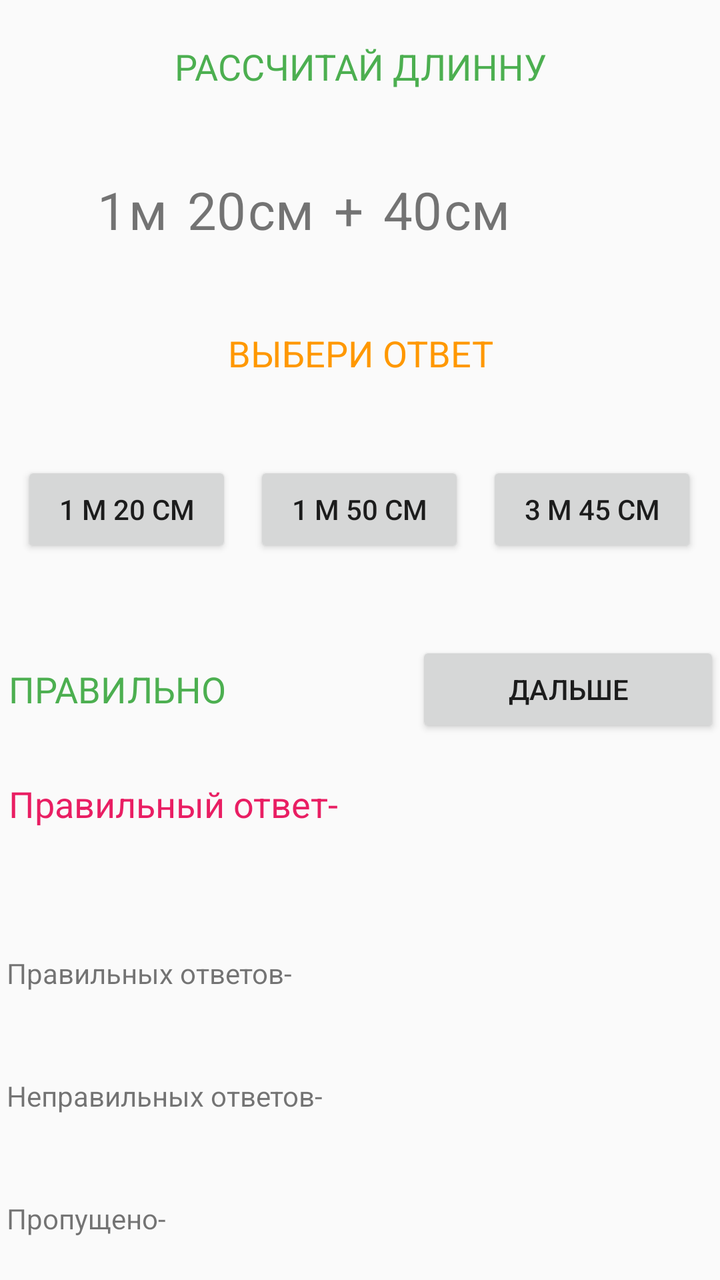
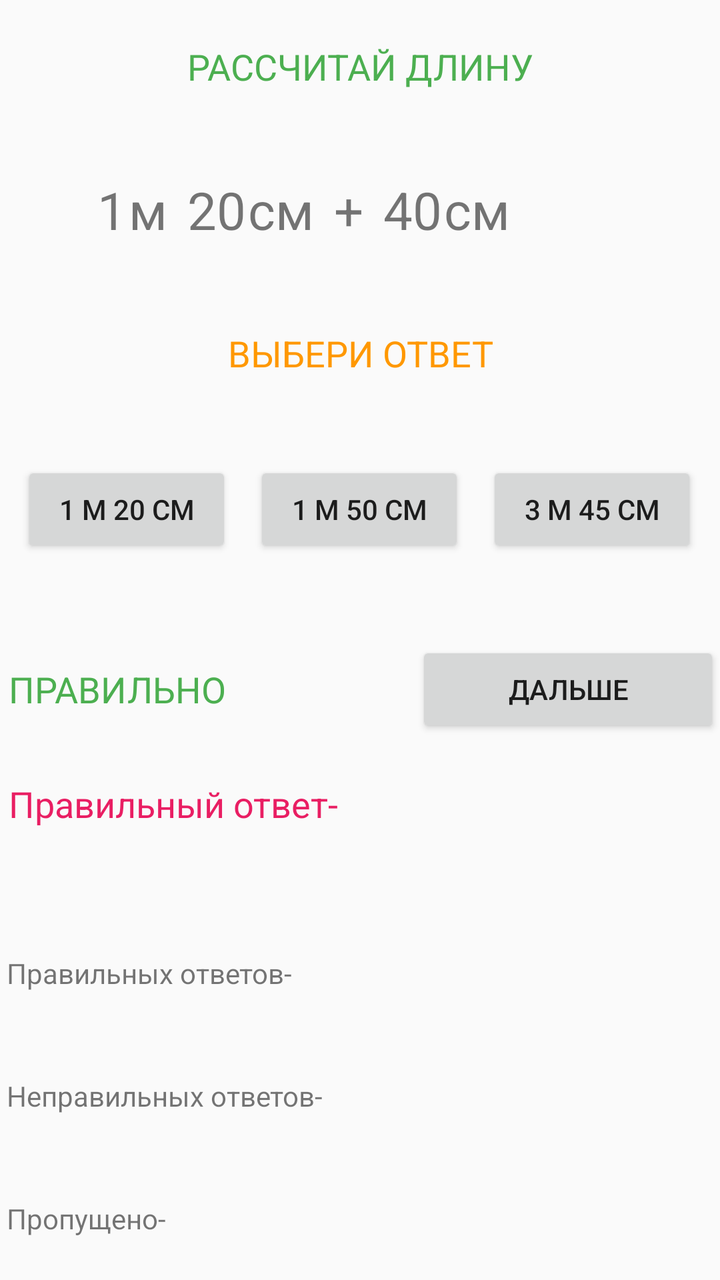

Screens rendered from an Android XML layout before and after an edit, with the pre-edit source and the edit as a unified diff.
<!-- AndroidManifest.xml: application theme AppTheme -->
<!-- res/layout/vdlin.xml -->
<?xml version="1.0" encoding="utf-8"?>
<androidx.constraintlayout.widget.ConstraintLayout xmlns:android="http://schemas.android.com/apk/res/android"
    xmlns:app="http://schemas.android.com/apk/res-auto"
    xmlns:tools="http://schemas.android.com/tools"
    android:layout_width="match_parent"
    android:layout_height="match_parent"
    tools:context="matem.test.fave.Vdlin">

    <LinearLayout
        android:layout_width="match_parent"
        android:layout_height="match_parent"
        android:orientation="vertical">

        <LinearLayout
            android:layout_width="match_parent"
            android:layout_height="wrap_content"
            android:orientation="vertical"
            android:layout_weight="1">

            <TextView
                android:id="@+id/textView8"
                android:layout_width="match_parent"
                android:layout_height="match_parent"
                android:gravity="center"
                android:text="РАССЧИТАЙ ДЛИННУ"
                android:textColor="#4CAF50"
                android:textSize="18sp" />
        </LinearLayout>

        <LinearLayout
            android:layout_width="match_parent"
            android:layout_height="wrap_content"
            android:layout_weight="1"
            >

            <RelativeLayout
                android:layout_width="match_parent"
                android:layout_height="match_parent">

                <TextView
                    android:id="@+id/textView14"
                    android:layout_width="wrap_content"
                    android:layout_height="wrap_content"
                    android:layout_centerVertical="true"
                    android:text="    "
                    />

                <TextView
                    android:id="@+id/textView1"
                    android:layout_width="wrap_content"
                    android:layout_height="wrap_content"
                    android:layout_centerVertical="true"
                    android:layout_marginStart="10dp"
                    android:text="    1"
                    android:textSize="26sp"
                    android:layout_toRightOf="@+id/textView14" />

                <TextView
                    android:id="@+id/textView2"
                    android:layout_width="wrap_content"
                    android:layout_height="wrap_content"
                    android:layout_centerVertical="true"
                    android:layout_marginStart="1dp"
                    android:layout_toRightOf="@+id/textView1"
                    android:text="м"
                    android:textSize="26sp" />

                <TextView
                    android:id="@+id/textView3"
                    android:layout_width="wrap_content"
                    android:layout_height="wrap_content"
                    android:layout_centerVertical="true"
                    android:layout_marginStart="10dp"
                    android:layout_toRightOf="@+id/textView2"
                    android:text="20"
                    android:textSize="26sp" />

                <TextView
                    android:id="@+id/textView4"
                    android:layout_width="wrap_content"
                    android:layout_height="wrap_content"
                    android:layout_centerVertical="true"
                    android:layout_marginStart="1dp"
                    android:layout_toRightOf="@+id/textView3"
                    android:text="см"
                    android:textSize="26sp" />

                <TextView
                    android:id="@+id/textView5"
                    android:layout_width="wrap_content"
                    android:layout_height="wrap_content"
                    android:layout_centerVertical="true"
                    android:layout_marginStart="10dp"
                    android:layout_toRightOf="@+id/textView4"
                    android:text="+"
                    android:textSize="26sp" />

                <TextView
                    android:id="@+id/textView6"
                    android:layout_width="wrap_content"
                    android:layout_height="wrap_content"
                    android:layout_centerVertical="true"
                    android:layout_marginStart="10dp"
                    android:layout_toRightOf="@+id/textView5"
                    android:text="40"
                    android:textSize="26sp" />

                <TextView
                    android:id="@+id/textView7"
                    android:layout_width="wrap_content"
                    android:layout_height="wrap_content"
                    android:layout_centerVertical="true"
                    android:layout_marginStart="1dp"
                    android:layout_toRightOf="@+id/textView6"
                    android:text="см"
                    android:textSize="26sp" />

            </RelativeLayout>


        </LinearLayout>

        <LinearLayout
            android:layout_width="match_parent"
            android:layout_height="wrap_content"
            android:orientation="vertical"
            android:layout_weight="1">

            <TextView
                android:id="@+id/textView9"
                android:layout_width="match_parent"
                android:layout_height="match_parent"
                android:gravity="center"
                android:text="ВЫБЕРИ ОТВЕТ"
                android:textColor="#FF9800"
                android:textSize="18sp" />

        </LinearLayout>

        <LinearLayout
            android:layout_width="match_parent"
            android:layout_height="wrap_content"
            android:layout_weight="1"

            android:orientation="horizontal">

            <TextView
                android:layout_width="wrap_content"
                android:layout_height="wrap_content"
                android:gravity="center"
                android:text=""
                android:layout_weight="0.8" />

            <Button
                android:id="@+id/button"
                android:layout_width="wrap_content"
                android:layout_height="wrap_content"
                android:layout_gravity="center"
                android:layout_weight="1"
                android:onClick="onClick"
                android:text="1 м 20 см" />

            <TextView
                android:layout_width="wrap_content"
                android:layout_height="wrap_content"
                android:gravity="center"
                android:text=""
                android:layout_weight="0.8" />

            <Button
                android:id="@+id/button2"
                android:layout_width="wrap_content"
                android:layout_height="wrap_content"
                android:layout_gravity="center"
                android:layout_weight="1"
                android:onClick="onClick"
                android:text="1 м 50 см" />

            <TextView
                android:layout_width="wrap_content"
                android:layout_height="wrap_content"
                android:gravity="center"
                android:text=""
                android:layout_weight="0.8" />

            <Button
                android:id="@+id/button3"
                android:layout_width="wrap_content"
                android:layout_height="wrap_content"
                android:layout_gravity="center"
                android:layout_weight="1"
                android:onClick="onClick"
                android:text="3 м 45 см" />

            <TextView
                android:layout_width="wrap_content"
                android:layout_height="wrap_content"
                android:gravity="center"
                android:text=""
                android:layout_weight="0.8" />


        </LinearLayout>

        <LinearLayout
            android:layout_width="match_parent"
            android:layout_height="wrap_content"
            android:orientation="horizontal"
            android:layout_weight="1">

            <TextView
                android:id="@+id/textView10"
                android:layout_width="wrap_content"
                android:layout_height="wrap_content"
                android:layout_gravity="center"
                android:layout_weight="1"
                android:shadowColor="#4CAF50"
                android:text=" ПРАВИЛЬНО"
                android:textColor="#4CAF50"
                android:textSize="18sp" />

            <TextView
                android:layout_width="wrap_content"
                android:layout_height="wrap_content"
                android:gravity="center"
                android:text=""
                android:layout_weight="0.5" />

            <Button
                android:id="@+id/button4"
                android:layout_width="wrap_content"
                android:layout_height="wrap_content"
                android:layout_gravity="center"
                android:layout_weight="1"
                android:text="дальше"
                android:onClick="onClick" />

        </LinearLayout>

        <LinearLayout
            android:layout_width="match_parent"
            android:layout_height="wrap_content"
            android:layout_weight="1"

            android:orientation="vertical">

            <TextView
                android:id="@+id/textView11"
                android:layout_width="match_parent"
                android:layout_height="wrap_content"
                android:text=" Правильный ответ-"
                android:textColor="#E91E63"
                android:textSize="18sp" />
        </LinearLayout>

        <LinearLayout
            android:layout_width="match_parent"
            android:layout_height="wrap_content"
            android:orientation="vertical"
            android:layout_weight="1">

            <TextView
                android:id="@+id/textView12"
                android:layout_width="match_parent"
                android:layout_height="match_parent"
                android:gravity="center_vertical"
                android:text=" Правильных ответов-" />

        </LinearLayout>

        <LinearLayout
            android:layout_width="match_parent"
            android:layout_height="wrap_content"
            android:layout_weight="1"

            android:orientation="vertical">

            <TextView
                android:id="@+id/textView13"
                android:layout_width="match_parent"
                android:layout_height="match_parent"
                android:gravity="center_vertical"
                android:text=" Неправильных ответов-" />
        </LinearLayout>
        <LinearLayout
            android:layout_width="match_parent"
            android:layout_height="wrap_content"
            android:layout_weight="1"

            android:orientation="vertical">

            <TextView
                android:id="@+id/textView15"
                android:layout_width="match_parent"
                android:layout_height="match_parent"
                android:gravity="center_vertical"
                android:text=" Пропущено-" />
        </LinearLayout>

    </LinearLayout>


</androidx.constraintlayout.widget.ConstraintLayout>
<!-- resources referenced by this layout -->
<resources>
  <style name="AppTheme" parent="Theme.AppCompat.Light.DarkActionBar">
          
          <item name="colorPrimary">@color/colorPrimary</item>
          <item name="colorPrimaryDark">@color/colorPrimaryDark</item>
          <item name="colorAccent">@color/colorAccent</item>
      </style>
  <color name="colorPrimary">#6200EE</color>
  <color name="colorPrimaryDark">#3700B3</color>
  <color name="colorAccent">#03DAC5</color>
</resources>

<!-- the commit's change to res/layout/vdlin.xml (unified diff, before → after) -->
@@ -22,7 +22,7 @@
                 android:layout_width="match_parent"
                 android:layout_height="match_parent"
                 android:gravity="center"
-                android:text="РАССЧИТАЙ ДЛИННУ"
+                android:text="РАССЧИТАЙ ДЛИНУ"
                 android:textColor="#4CAF50"
                 android:textSize="18sp" />
         </LinearLayout>
